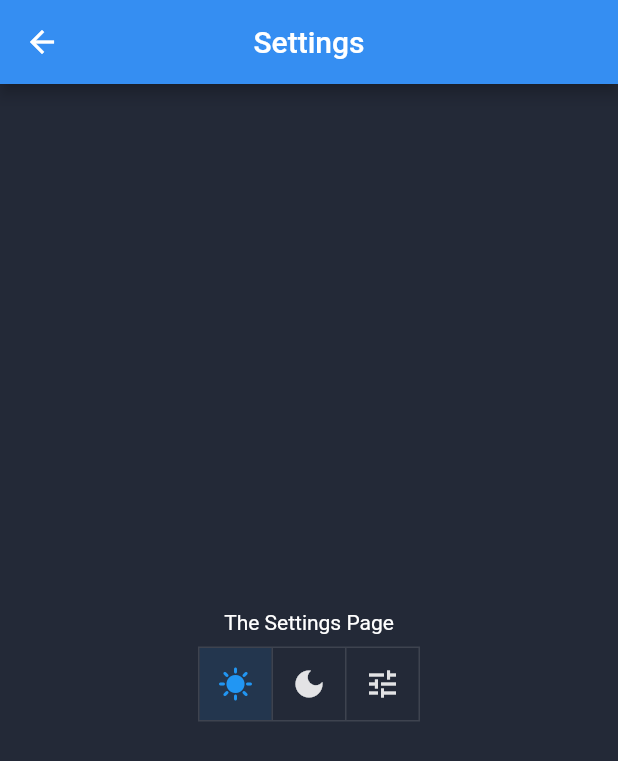
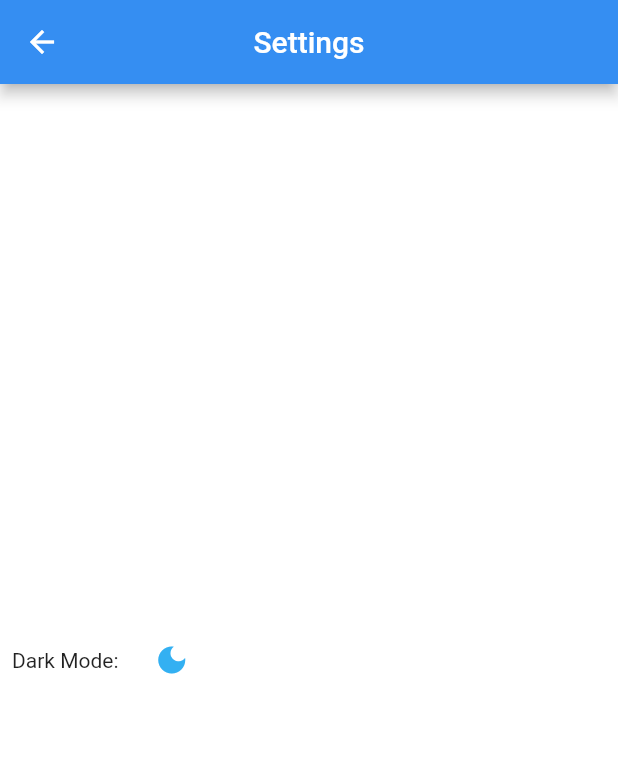
Before and after one commit to TheBeville/workout_app, a Flutter app: the screen it shows after launch, after a tap on the "settings" icon, on a phone screen of 412 x 824 dp. Shown: the top 761 px of the screen. Run offline on Flutter 3.47's test engine with Material 2 defaults, Android fonts, the phone set to English and light mode, and no system bars; our stand-ins replace shared_preferences.

Commit message:
add shared_preferences, work on dark mode toggle

```diff
--- a/lib/main.dart
+++ b/lib/main.dart
@@ -1,4 +1,5 @@
 import 'package:flutter/material.dart';
+import 'package:shared_preferences/shared_preferences.dart';
 
 import 'views/workout_session.dart';
 import 'main_theme.dart';
@@ -11,13 +12,22 @@ void main() {
 class MyApp extends StatelessWidget {
   const MyApp({Key? key}) : super(key: key);
 
+  static final ValueNotifier<ThemeMode> themeNotifier =
+      ValueNotifier(ThemeMode.dark);
+
   @override
   Widget build(BuildContext context) {
-    return MaterialApp(
-      debugShowCheckedModeBanner: false,
-      title: 'Flutter Demo',
-      theme: mainTheme,
-      home: const MyHomePage(title: 'Workout'),
+    return ValueListenableBuilder(
+      valueListenable: themeNotifier,
+      builder: (state, ThemeMode currentMode, __) {
+        return MaterialApp(
+          debugShowCheckedModeBanner: false,
+          title: 'Flutter Demo',
+          theme: ThemeClass.mainThemeLight,
+          darkTheme: ThemeClass.mainThemeDark,
+          home: const MyHomePage(title: 'Workout'),
+        );
+      },
     );
   }
 }
@@ -32,6 +42,16 @@ class MyHomePage extends StatefulWidget {
 }
 
 class _MyHomePageState extends State<MyHomePage> {
+  final Future<SharedPreferences> _prefs = SharedPreferences.getInstance();
+  late Future<bool> _isDark;
+
+  @override
+  void initState() {
+    super.initState();
+    _isDark = _prefs
+        .then((SharedPreferences prefs) => prefs.getBool('isDark') ?? false);
+  }
+
   @override
   Widget build(BuildContext context) {
     // This method is rerun every time setState is called
--- a/lib/main_theme.dart
+++ b/lib/main_theme.dart
@@ -1,8 +1,19 @@
 import 'package:flutter/material.dart';
 
-ThemeData mainTheme = ThemeData(
+class ThemeClass {
+  static ThemeData mainThemeLight = ThemeData(
+    primaryColor: const Color(0xFF358EF2),
+    backgroundColor: Colors.white,
+    colorScheme: const ColorScheme.light(),
+    iconTheme: const IconThemeData(color: Color((0xFF33B0F2))),
+    appBarTheme: const AppBarTheme(color: Color(0xFF358EF2)),
+    brightness: Brightness.light,
+  );
+
+  static ThemeData mainThemeDark = ThemeData(
     primaryColor: const Color(0xFF358EF2),
     backgroundColor: const Color(0xFF232937),
+    colorScheme: const ColorScheme.dark(),
     iconTheme: const IconThemeData(color: Color((0xFF33B0F2))),
     appBarTheme: const AppBarTheme(color: Color(0xFF358EF2)),
     brightness: Brightness.dark,
@@ -11,3 +22,4 @@ ThemeData mainTheme = ThemeData(
       displayColor: Colors.white,
     ),
   );
+}
--- a/lib/views/settings_view.dart
+++ b/lib/views/settings_view.dart
@@ -1,4 +1,7 @@
 import 'package:flutter/material.dart';
+import 'package:shared_preferences/shared_preferences.dart';
+
+import 'package:workout_app/main.dart';
 import 'package:workout_app/main_theme.dart';
 
 class Settings extends StatefulWidget {
@@ -9,12 +12,26 @@ class Settings extends StatefulWidget {
 }
 
 class _SettingsState extends State<Settings> {
-  late List<bool> isSelected = [true, false, false];
+  late List<bool> isSelected = [false, true];
+  final Future<SharedPreferences> _prefs = SharedPreferences.getInstance();
+  late Future<bool> _isDark;
+
+  Future<void> _setTheme() async {
+    final SharedPreferences prefs = await _prefs;
+    final bool isDark = (prefs.getBool('isDark') ?? false);
+
+    setState(
+      () {
+        _isDark =
+            prefs.setBool('isDark', isDark).then((bool success) => isDark);
+      },
+    );
+  }
 
   @override
   Widget build(BuildContext context) {
     return Theme(
-      data: mainTheme,
+      data: Theme.of(context),
       child: Scaffold(
         backgroundColor: Theme.of(context).backgroundColor,
         appBar: AppBar(
@@ -26,34 +43,21 @@ class _SettingsState extends State<Settings> {
         body: Column(
           mainAxisAlignment: MainAxisAlignment.center,
           children: [
-            const Padding(
-              padding: EdgeInsets.all(8.0),
-              child: Text(
-                'The Settings Page',
-              ),
-            ),
             Row(
-              mainAxisAlignment: MainAxisAlignment.center,
               children: [
-                ToggleButtons(
-                  children: const [
-                    Icon(Icons.sunny),
-                    Icon(Icons.dark_mode),
-                    Icon(Icons.tune)
-                  ],
-                  isSelected: isSelected,
-                  onPressed: (int index) {
-                    setState(() {
-                      for (int buttonIndex = 0;
-                          buttonIndex < isSelected.length;
-                          buttonIndex++) {
-                        if (buttonIndex == index) {
-                          isSelected[buttonIndex] = true;
-                        } else {
-                          isSelected[buttonIndex] = false;
-                        }
-                      }
-                    });
+                const Padding(
+                  padding: EdgeInsets.all(8.0),
+                  child: Text(
+                    'Dark Mode: ',
+                  ),
+                ),
+                IconButton(
+                  icon: Icon(MyApp.themeNotifier.value == ThemeMode.light
+                      ? Icons.sunny
+                      : Icons.dark_mode),
+                  onPressed: () {
+                    MyApp.themeNotifier.value =
+                        _setTheme == _isDark ? ThemeMode.dark : ThemeMode.light;
                   },
                 ),
               ],
--- a/lib/widgets/rep_button.dart
+++ b/lib/widgets/rep_button.dart
@@ -42,8 +42,9 @@ class _RepButtonState extends State<RepButton> {
         style: ElevatedButton.styleFrom(
           shape: const CircleBorder(),
           padding: const EdgeInsets.all(20),
-          primary:
-              isComplete ? mainTheme.primaryColor : mainTheme.backgroundColor,
+          primary: isComplete
+              ? Theme.of(context).primaryColor
+              : Theme.of(context).backgroundColor,
           side: BorderSide(
             width: 2.0,
             color: Theme.of(context).primaryColor,
--- a/pubspec.yaml
+++ b/pubspec.yaml
@@ -34,6 +34,7 @@ dependencies:
   # The following adds the Cupertino Icons font to your application.
   # Use with the CupertinoIcons class for iOS style icons.
   cupertino_icons: ^1.0.2
+  shared_preferences: ^2.0.15
 
 dev_dependencies:
   flutter_test:
```
Also changed, not shown: pubspec.lock, 6 other files. Lines whose indentation alone changed are shown as unchanged.
